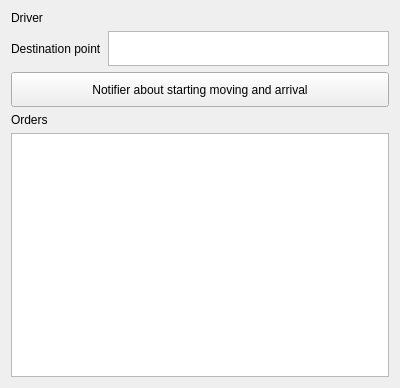
Above: windows/widgets/driver_interface.ui from Belyashi/LogisticTask before the change. Below: the same form after it.
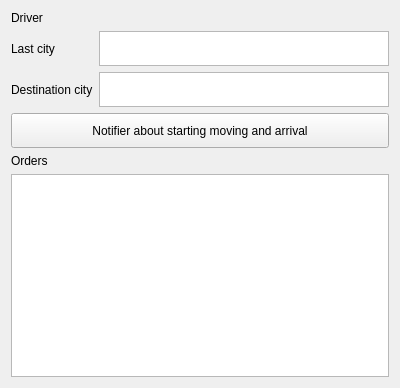
That is the form after the change.

Commit message: Made some updates in interface. Updated one query

What changed in the file:
```diff
--- a/windows/widgets/driver_interface.ui
+++ b/windows/widgets/driver_interface.ui
@@ -14,21 +14,28 @@
    <string>Form</string>
   </property>
   <layout class="QGridLayout" name="gridLayout">
-   <item row="0" column="0" colspan="2">
+   <item row="0" column="0">
     <widget class="QLabel" name="label">
      <property name="text">
       <string>Driver</string>
      </property>
     </widget>
    </item>
-   <item row="1" column="0">
+   <item row="2" column="0">
+    <widget class="QLabel" name="label_4">
+     <property name="text">
+      <string>Last city</string>
+     </property>
+    </widget>
+   </item>
+   <item row="3" column="0">
     <widget class="QLabel" name="label_2">
      <property name="text">
-      <string>Destination point</string>
+      <string>Destination city</string>
      </property>
     </widget>
    </item>
-   <item row="2" column="0" colspan="2">
+   <item row="4" column="0" colspan="2">
     <widget class="QPushButton" name="notifier">
      <property name="minimumSize">
       <size>
@@ -47,32 +54,61 @@
      </property>
     </widget>
    </item>
-   <item row="1" column="1">
-    <widget class="QTextBrowser" name="destination_city">
-     <property name="minimumSize">
-      <size>
-       <width>0</width>
-       <height>35</height>
-      </size>
-     </property>
-     <property name="maximumSize">
-      <size>
-       <width>16777215</width>
-       <height>35</height>
-      </size>
-     </property>
-    </widget>
-   </item>
-   <item row="3" column="0" colspan="2">
+   <item row="5" column="0" colspan="2">
     <widget class="QLabel" name="label_3">
      <property name="text">
       <string>Orders</string>
      </property>
     </widget>
    </item>
-   <item row="4" column="0" colspan="2">
+   <item row="6" column="0" colspan="2">
     <widget class="QTableView" name="orders"/>
    </item>
+   <item row="0" column="1">
+    <widget class="QLabel" name="error">
+     <property name="text">
+      <string/>
+     </property>
+    </widget>
+   </item>
+   <item row="2" column="1">
+    <widget class="QTextEdit" name="last_city">
+     <property name="minimumSize">
+      <size>
+       <width>0</width>
+       <height>35</height>
+      </size>
+     </property>
+     <property name="maximumSize">
+      <size>
+       <width>16777215</width>
+       <height>35</height>
+      </size>
+     </property>
+     <property name="readOnly">
+      <bool>true</bool>
+     </property>
+    </widget>
+   </item>
+   <item row="3" column="1">
+    <widget class="QTextEdit" name="finish_city">
+     <property name="minimumSize">
+      <size>
+       <width>0</width>
+       <height>35</height>
+      </size>
+     </property>
+     <property name="maximumSize">
+      <size>
+       <width>16777215</width>
+       <height>35</height>
+      </size>
+     </property>
+     <property name="readOnly">
+      <bool>true</bool>
+     </property>
+    </widget>
+   </item>
   </layout>
  </widget>
  <resources/>
```
The commit also changes 2 other files.
